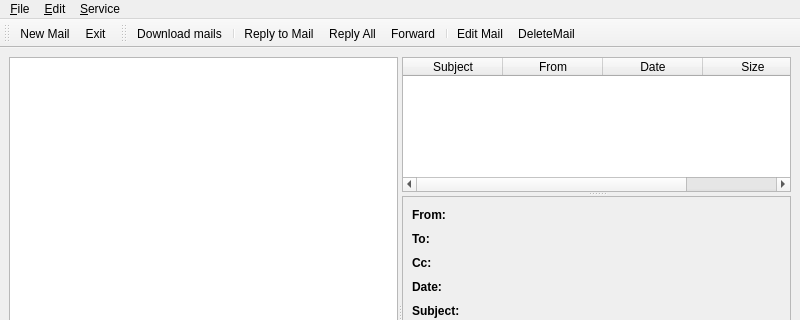
First picture: the form in branches/qmailclient/ui/MainWin.ui, repository rgfernandes/qtdesktop, before the edit; both pictures show x 0 to 800 and y 0 to 320 of the 800 by 600 pixel window.
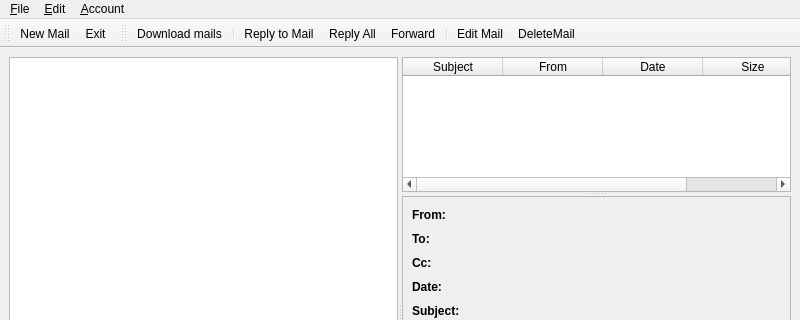
Second picture: the form after the edit. Icons and pictures are not drawn.

Patch:
```diff
--- a/branches/qmailclient/ui/MainWin.ui
+++ b/branches/qmailclient/ui/MainWin.ui
@@ -304,7 +304,7 @@
    </widget>
    <widget class="QMenu" name="menu_Service">
     <property name="title">
-     <string>&amp;Service</string>
+     <string>&amp;Account</string>
     </property>
     <addaction name="actionAccounts"/>
     <addaction name="actionSettings"/>
```
Left out of the diff: 18 changed lines with no effect on the pictures.
